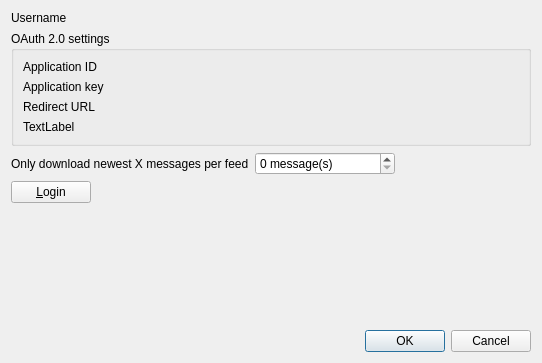
The window that src/librssguard/services/gmail/gui/formeditgmailaccount.ui (martinrotter/rssguard) describes before a commit, drawn with Qt 5.
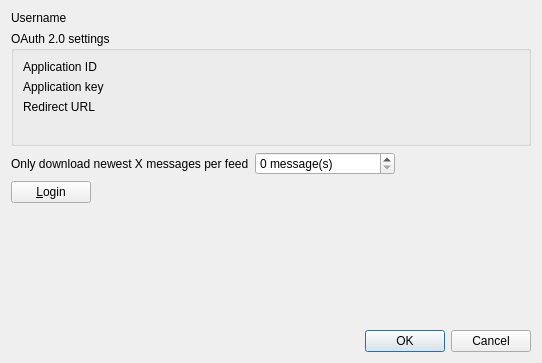
The same window after the commit. Custom widgets are drawn as their Qt base class.

The edit to the form file:
```diff
--- a/src/librssguard/services/gmail/gui/formeditgmailaccount.ui
+++ b/src/librssguard/services/gmail/gui/formeditgmailaccount.ui
@@ -68,9 +68,6 @@
       </item>
       <item row="3" column="0" colspan="2">
        <widget class="QLabel" name="m_lblInfo">
-        <property name="text">
-         <string>TextLabel</string>
-        </property>
         <property name="wordWrap">
          <bool>true</bool>
         </property>
```
